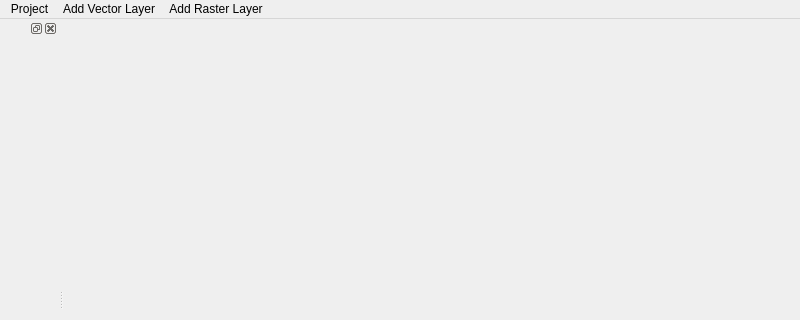
liuleidong/qgis_py_api_apps, file sample_diagrams/ui/MainWindow.ui: the form before one commit; both pictures show x 0 to 800 and y 0 to 320 of the 800 by 600 pixel window.
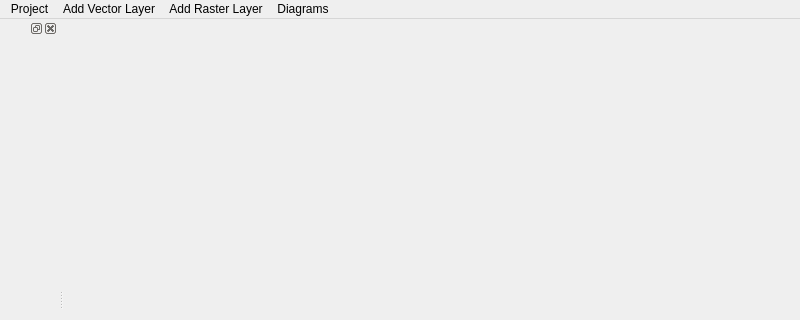
The form after the commit. Icons and pictures are not drawn.

What changed in the file:
```diff
--- a/sample_diagrams/ui/MainWindow.ui
+++ b/sample_diagrams/ui/MainWindow.ui
@@ -61,9 +61,16 @@
     <addaction name="actionGDAL_data_provider_gdal"/>
     <addaction name="actionWMS_data_provider_wms"/>
    </widget>
+   <widget class="QMenu" name="menuDiagrams">
+    <property name="title">
+     <string>Diagrams</string>
+    </property>
+    <addaction name="actionPie_Chart"/>
+   </widget>
    <addaction name="menuProject"/>
    <addaction name="menuAdd_Vector_Layer"/>
    <addaction name="menuAdd_Raster_Layer"/>
+   <addaction name="menuDiagrams"/>
   </widget>
   <widget class="QStatusBar" name="statusbar"/>
   <widget class="QDockWidget" name="dockWidget">
```
Left out of the diff: 5 changed lines with no effect on the pictures.
